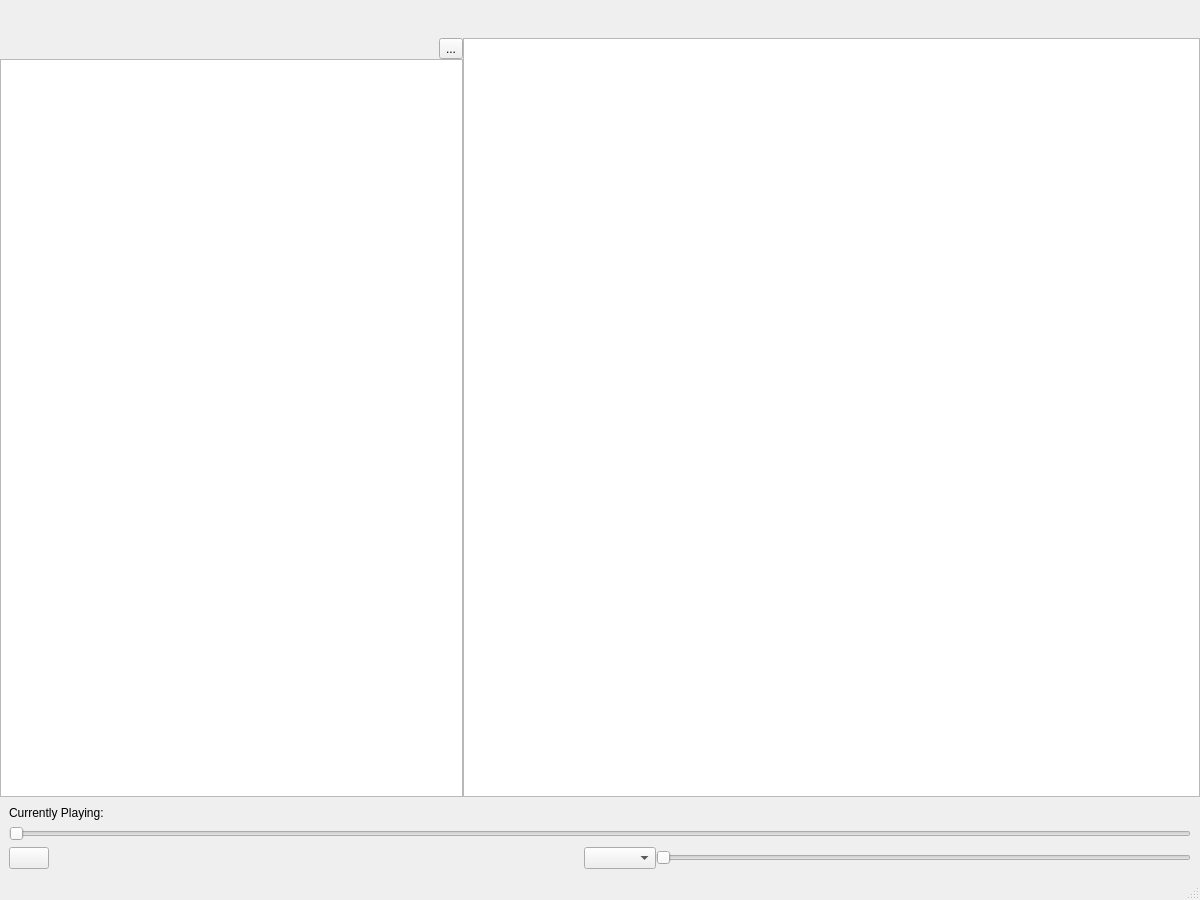
First picture: the form in src/ui-element/MainWindow.ui, repository Otakukingdom/Nodoka, before the edit.
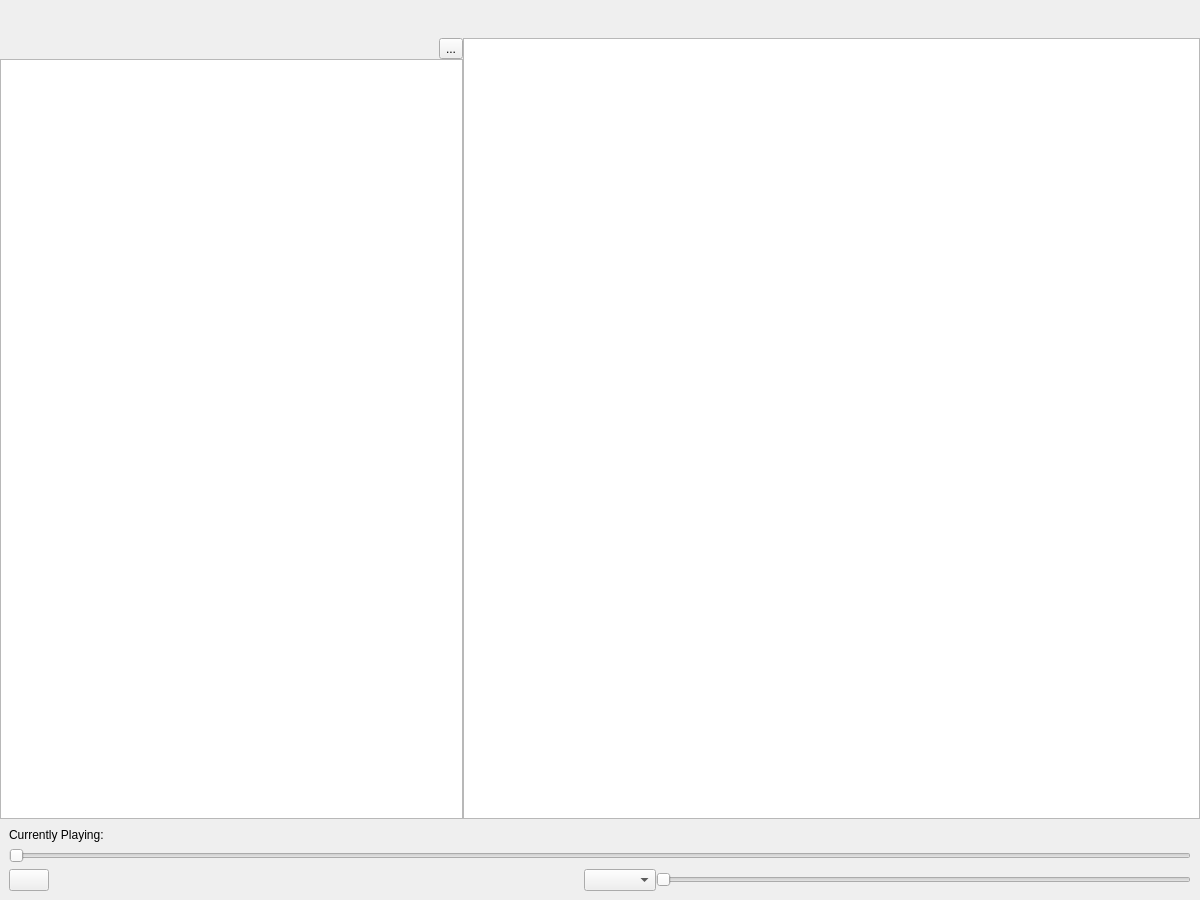
Second picture: the form after the edit. Icons and pictures are not drawn.

Commit message: more styling changes, rm status bar

Patch:
```diff
--- a/src/ui-element/MainWindow.ui
+++ b/src/ui-element/MainWindow.ui
@@ -231,7 +231,6 @@
     </item>
    </layout>
   </widget>
-  <widget class="QStatusBar" name="statusbar"/>
   <action name="actionSettings">
    <property name="text">
     <string>Settings</string>
```
The commit also changes 3 other files.
